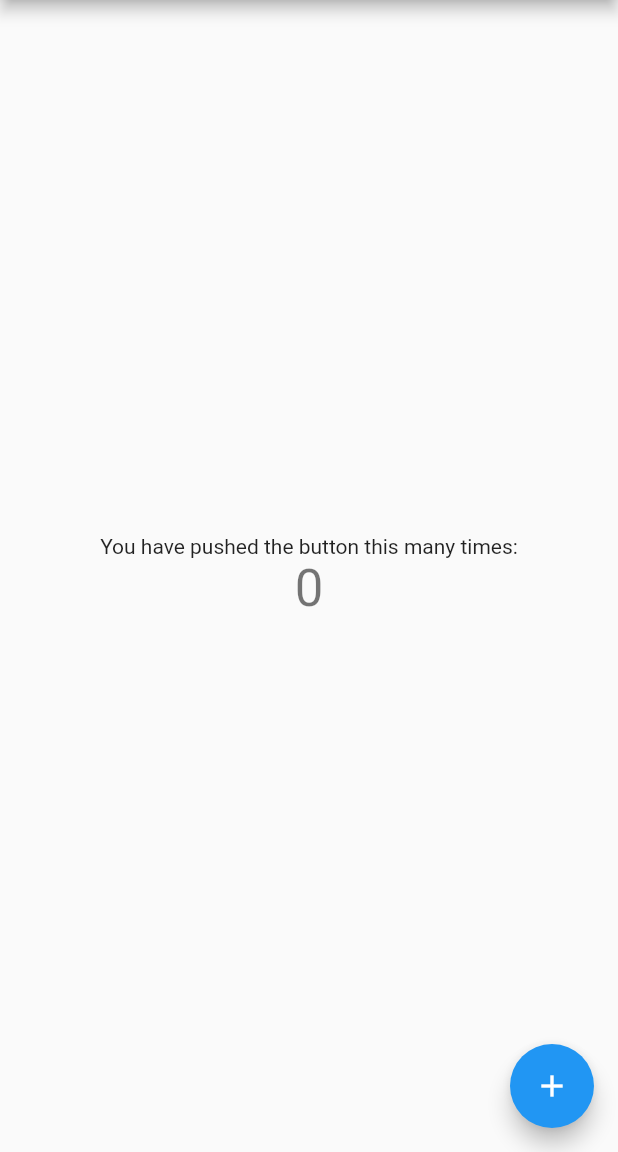
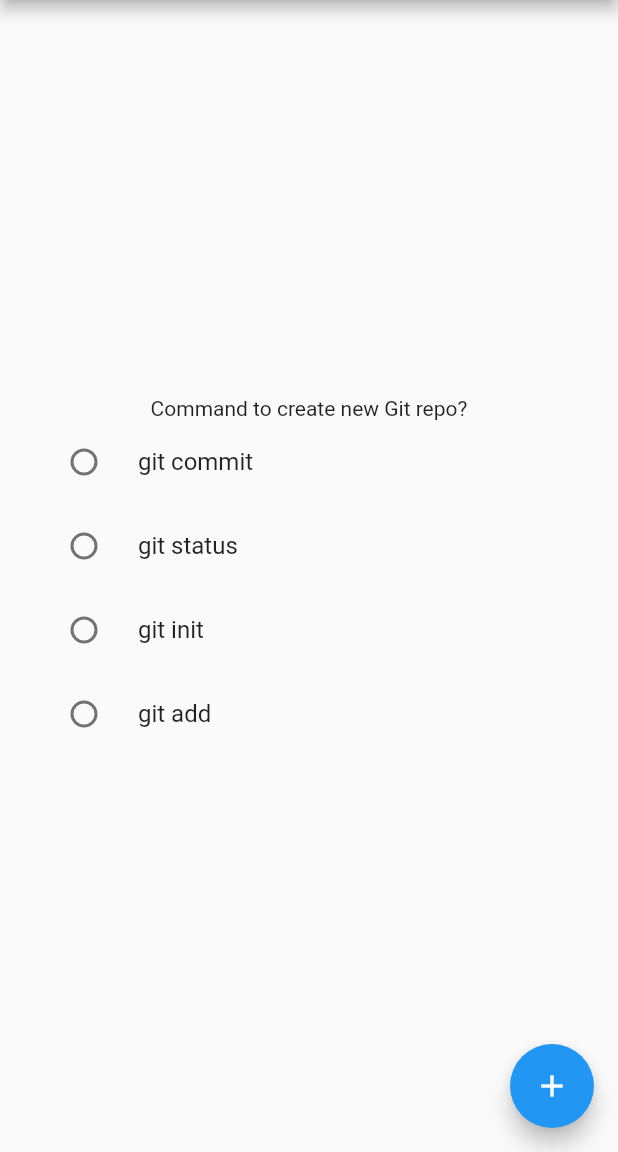
Before and after one commit to techyourchance/git-quiz, a Flutter app: the screen it shows after launch, on a phone screen of 412 x 824 dp, the part 84-1236 px from its top. Run offline on Flutter 3.47's test engine with Material 2 defaults, Android fonts, the phone set to English and light mode, and no system bars.

Commit message:
Initial 'single choice' question layout

```diff
--- /dev/null
+++ b/lib/answer.dart
@@ -0,0 +1,5 @@
+class Answer {
+  final String body;
+
+  Answer(this.body);
+}
--- a/lib/main.dart
+++ b/lib/main.dart
@@ -1,4 +1,8 @@
 import 'package:flutter/material.dart';
+import 'package:git_quiz/question.dart';
+import 'package:git_quiz/question_widget.dart';
+
+import 'answer.dart';
 
 void main() {
   runApp(MyApp());
@@ -37,6 +41,11 @@ class _MyHomePageState extends State<MyHomePage> {
 
   @override
   Widget build(BuildContext context) {
+    var question = Question(
+        "Command to create new Git repo?",
+        [Answer("git commit"), Answer("git status"), Answer("git init"), Answer("git add")],
+        2
+    );
     return Scaffold(
       appBar: AppBar(
         title: Text(widget.title),
@@ -45,13 +54,7 @@ class _MyHomePageState extends State<MyHomePage> {
         child: Column(
           mainAxisAlignment: MainAxisAlignment.center,
           children: <Widget>[
-            Text(
-              'You have pushed the button this many times:',
-            ),
-            Text(
-              '$_counter',
-              style: Theme.of(context).textTheme.headline4,
-            ),
+            QuestionWidget(question: question),
           ],
         ),
       ),
--- /dev/null
+++ b/lib/question.dart
@@ -0,0 +1,9 @@
+import 'answer.dart';
+
+class Question {
+  final String body;
+  final List<Answer> answers;
+  final int correctAnswerIndex;
+
+  Question(this.body, this.answers, this.correctAnswerIndex);
+}
--- /dev/null
+++ b/lib/question_widget.dart
@@ -0,0 +1,69 @@
+import 'dart:async';
+
+import 'package:flutter/material.dart';
+import 'package:git_quiz/question.dart';
+
+import 'answer.dart';
+
+class QuestionWidget extends StatefulWidget {
+  final Question question;
+
+  const QuestionWidget({Key? key, required this.question}) : super(key: key);
+
+  @override
+  _QuestionWidgetState createState() => _QuestionWidgetState();
+}
+
+
+class _QuestionWidgetState extends State<QuestionWidget> {
+
+  int _selectedIndex = -1;
+
+  _QuestionWidgetState();
+
+  @override
+  void initState() {
+    super.initState();
+
+  }
+
+  @override
+  void dispose() {
+    super.dispose();
+  }
+
+  @override
+  Widget build(BuildContext context) {
+    return Container(
+        margin: const EdgeInsets.only(left: 20.0, right: 20.0),
+        child: Column(
+          mainAxisAlignment: MainAxisAlignment.start,
+          children: <Widget>[
+            Text(
+              '${widget.question.body}',
+            ),
+            ...widget.question.answers.asMap().entries.map(
+                  (entry) => RadioListTile(
+                    value: entry.key,
+                    groupValue: _selectedIndex,
+                    onChanged: _onChanged,
+                    title: Text(entry.value.body),
+                  ),
+            ).toList(),
+          ],
+        ),
+    );
+  }
+
+
+  void _onChanged(int? clickedIndex) {
+    if (clickedIndex == null) {
+      return;
+    }
+    setState(() {
+      _selectedIndex = clickedIndex;
+    });
+  }
+
+
+}
```
